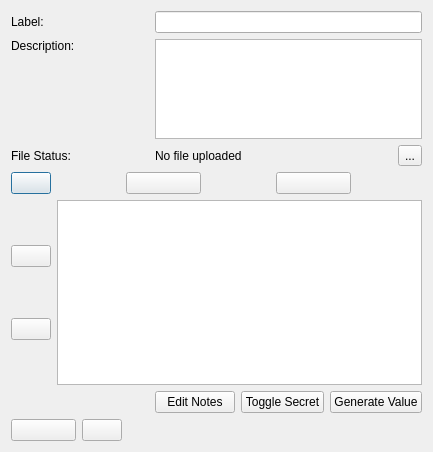
The window that src/presentation/forms/entry_edit.ui (karagog/Gryptonite) describes before a commit, drawn with Qt 5.
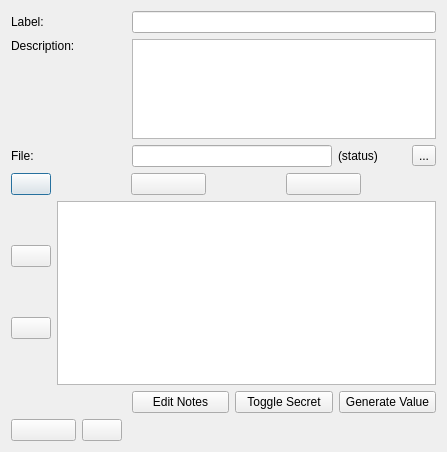
The same window after the commit. Icons and pictures are not drawn.

Commit message: Implemented a better filename mechanism. Now the entry keeps track of the original filename, and even lets you change it.

The edit to the form file:
```diff
--- a/src/presentation/forms/entry_edit.ui
+++ b/src/presentation/forms/entry_edit.ui
@@ -9,7 +9,7 @@
    <rect>
     <x>0</x>
     <y>0</y>
-    <width>433</width>
+    <width>447</width>
     <height>452</height>
    </rect>
   </property>
@@ -23,6 +23,13 @@
   <layout class="QVBoxLayout" name="verticalLayout">
    <item>
     <layout class="QGridLayout" name="gridLayout_2">
+     <item row="2" column="3">
+      <widget class="QLabel" name="lbl_fileStatus">
+       <property name="text">
+        <string>(status)</string>
+       </property>
+      </widget>
+     </item>
      <item row="2" column="4">
       <widget class="QToolButton" name="btn_fileUpload">
        <property name="sizePolicy">
@@ -109,7 +116,7 @@
         </sizepolicy>
        </property>
        <property name="text">
-        <string>File Status:</string>
+        <string>File:</string>
        </property>
       </widget>
      </item>
@@ -324,19 +331,6 @@
        </property>
       </widget>
      </item>
-     <item row="2" column="2" colspan="2">
-      <widget class="QLabel" name="lbl_fileStatus">
-       <property name="sizePolicy">
-        <sizepolicy hsizetype="Preferred" vsizetype="Preferred">
-         <horstretch>1</horstretch>
-         <verstretch>0</verstretch>
-        </sizepolicy>
-       </property>
-       <property name="text">
-        <string>No file uploaded</string>
-       </property>
-      </widget>
-     </item>
      <item row="5" column="2" colspan="3">
       <widget class="QWidget" name="widget" native="true">
        <layout class="QHBoxLayout" name="horizontalLayout_3">
@@ -411,6 +405,22 @@
        </layout>
       </widget>
      </item>
+     <item row="2" column="2">
+      <widget class="QLineEdit" name="le_filename">
+       <property name="sizePolicy">
+        <sizepolicy hsizetype="Expanding" vsizetype="Fixed">
+         <horstretch>1</horstretch>
+         <verstretch>0</verstretch>
+        </sizepolicy>
+       </property>
+       <property name="minimumSize">
+        <size>
+         <width>200</width>
+         <height>0</height>
+        </size>
+       </property>
+      </widget>
+     </item>
     </layout>
    </item>
    <item>
```
Left out of the diff: 56 changed lines with no effect on the pictures. The commit also changes 15 other files.
